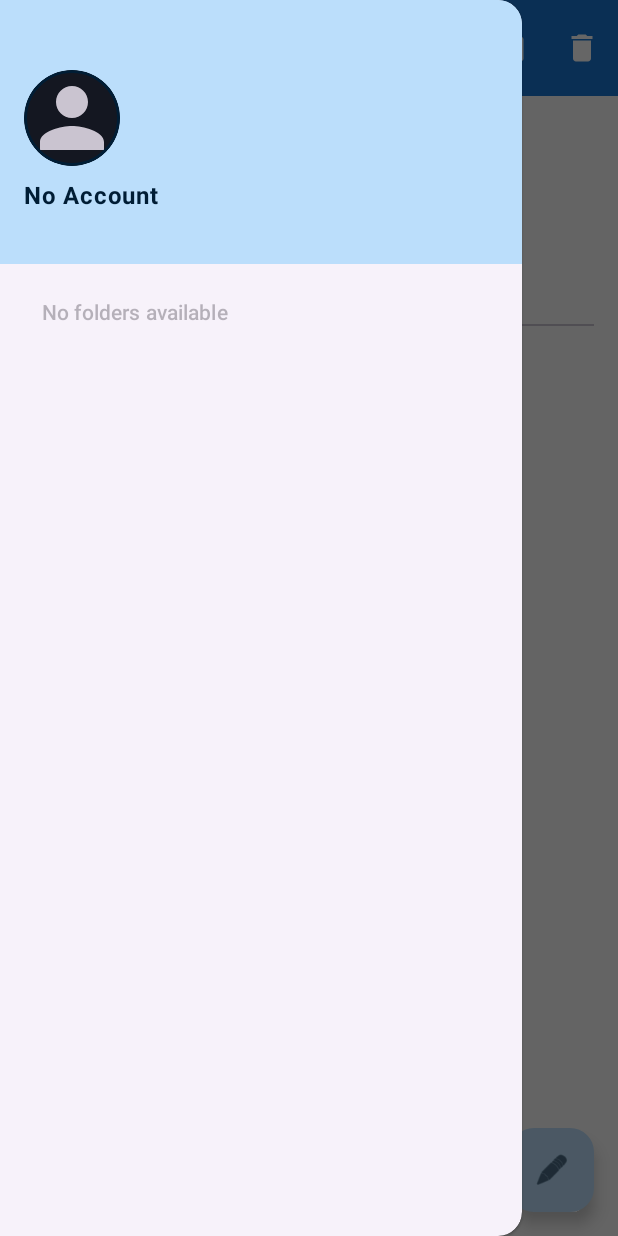
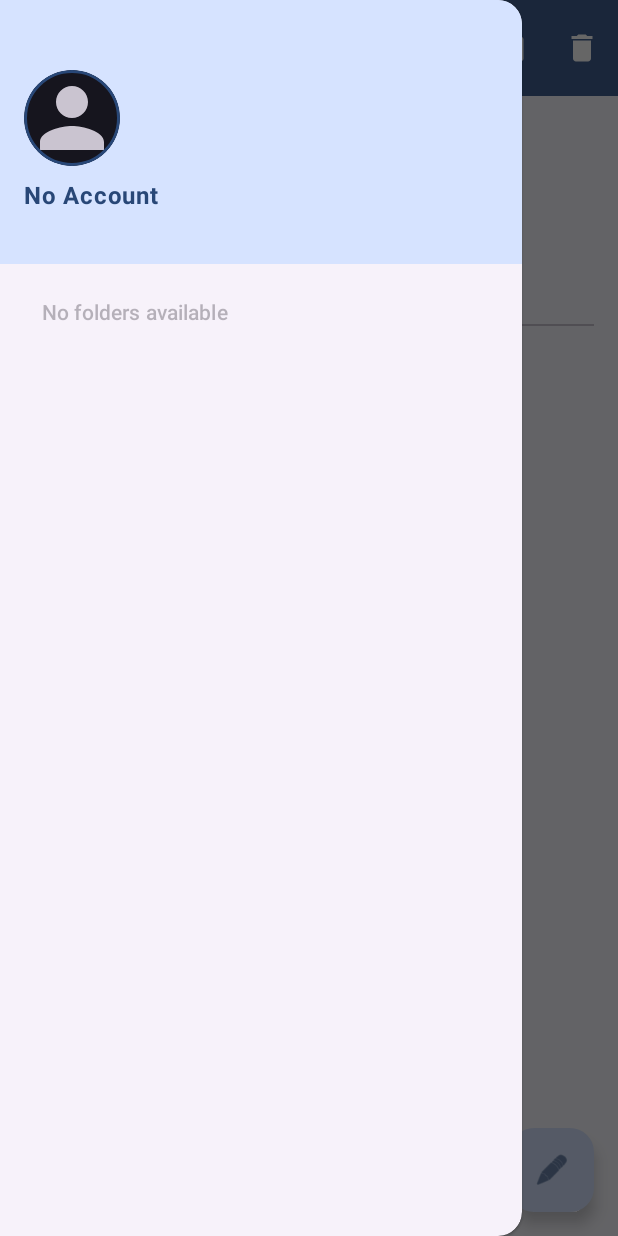
Before and after one commit to DougieWougie/EmailClient, an Android app: the fragment EmailDetailFragment placed in its activity, with the side drawer open, on a phone screen of 412 x 824 dp. Run offline under Robolectric (Android 15) with nearby library versions, the phone set to English and light mode, and no system bars; our stand-ins replace Dagger/Hilt's generated code, navigation-ui; pictures from the network do not load; 3 statements that could not run were skipped.

Commit message:
Remove hardcoded colour values

```diff
--- a/app/src/main/res/values/colors.xml
+++ b/app/src/main/res/values/colors.xml
@@ -1,45 +1,67 @@
 <?xml version="1.0" encoding="utf-8"?>
 <resources>
-    <!-- Material 3 Color Palette -->
-    <color name="md_theme_light_primary">#1976D2</color>
+    <!-- Light Theme -->
+    <color name="md_theme_light_primary">#415F91</color>
     <color name="md_theme_light_onPrimary">#FFFFFF</color>
-    <color name="md_theme_light_primaryContainer">#BBDEFB</color>
-    <color name="md_theme_light_onPrimaryContainer">#001D35</color>
+    <color name="md_theme_light_primaryContainer">#D6E3FF</color>
+    <color name="md_theme_light_onPrimaryContainer">#284777</color>
 
-    <color name="md_theme_light_secondary">#0288D1</color>
+    <color name="md_theme_light_secondary">#565F71</color>
     <color name="md_theme_light_onSecondary">#FFFFFF</color>
-    <color name="md_theme_light_secondaryContainer">#B3E5FC</color>
-    <color name="md_theme_light_onSecondaryContainer">#001E2E</color>
+    <color name="md_theme_light_secondaryContainer">#DAE2F9</color>
+    <color name="md_theme_light_onSecondaryContainer">#3E4759</color>
 
-    <color name="md_theme_light_background">#FAFAFA</color>
-    <color name="md_theme_light_onBackground">#1A1C1E</color>
-    <color name="md_theme_light_surface">#FFFFFF</color>
-    <color name="md_theme_light_onSurface">#1A1C1E</color>
+    <color name="md_theme_light_background">#F9F9FF</color>
+    <color name="md_theme_light_onBackground">#191C20</color>
+    <color name="md_theme_light_surface">#F9F9FF</color>
+    <color name="md_theme_light_onSurface">#191C20</color>
 
-    <color name="md_theme_light_error">#B00020</color>
+    <color name="md_theme_light_error">#BA1A1A</color>
     <color name="md_theme_light_onError">#FFFFFF</color>
 
     <!-- Dark Theme -->
-    <color name="md_theme_dark_primary">#000000</color>
-    <color name="md_theme_dark_onPrimary">#003258</color>
-    <color name="md_theme_dark_primaryContainer">#004881</color>
-    <color name="md_theme_dark_onPrimaryContainer">#BBDEFB</color>
+    <color name="md_theme_dark_primary">#AAC7FF</color>
+    <color name="md_theme_dark_onPrimary">#0A305F</color>
+    <color name="md_theme_dark_primaryContainer">#284777</color>
+    <color name="md_theme_dark_onPrimaryContainer">#D6E3FF</color>
 
-    <color name="md_theme_dark_secondary">#81D4FA</color>
-    <color name="md_theme_dark_onSecondary">#00344F</color>
-    <color name="md_theme_dark_secondaryContainer">#004D70</color>
-    <color name="md_theme_dark_onSecondaryContainer">#B3E5FC</color>
+    <color name="md_theme_dark_secondary">#BEC6DC</color>
+    <color name="md_theme_dark_onSecondary">#283141</color>
+    <color name="md_theme_dark_secondaryContainer">#3E4759</color>
+    <color name="md_theme_dark_onSecondaryContainer">#DAE2F9</color>
 
-    <color name="md_theme_dark_background">#121212</color>
-    <color name="md_theme_dark_onBackground">#E1E2E5</color>
-    <color name="md_theme_dark_surface">#1E1E1E</color>
-    <color name="md_theme_dark_onSurface">#E1E2E5</color>
+    <color name="md_theme_dark_background">#111318</color>
+    <color name="md_theme_dark_onBackground">#E2E2E9</color>
+    <color name="md_theme_dark_surface">#111318</color>
+    <color name="md_theme_dark_onSurface">#E2E2E9</color>
 
-    <color name="md_theme_dark_error">#CF6679</color>
-    <color name="md_theme_dark_onError">#000000</color>
+    <color name="md_theme_dark_error">#FFB4AB</color>
+    <color name="md_theme_dark_onError">#690005</color>
 
     <!-- Swipe Action Colors -->
     <color name="swipe_archive_background">#4CAF50</color>  <!-- Green -->
     <color name="swipe_delete_background">#F44336</color>   <!-- Red -->
     <color name="swipe_read_background">#2196F3</color>     <!-- Blue -->
+
+    <!-- Email WebView Colors - Light Mode -->
+    <color name="email_webview_light_background">#FFFFFF</color>
+    <color name="email_webview_light_text">#000000</color>
+    <color name="email_webview_light_link">#1976D2</color>
+    <color name="email_webview_light_code_bg">#F5F5F5</color>
+    <color name="email_webview_light_code_text">#333333</color>
+    <color name="email_webview_light_blockquote_border">#CCCCCC</color>
+    <color name="email_webview_light_blockquote_text">#666666</color>
+    <color name="email_webview_light_table_border">#DDDDDD</color>
+    <color name="email_webview_light_table_header_bg">#F5F5F5</color>
+
+    <!-- Email WebView Colors - Dark Mode -->
+    <color name="email_webview_dark_background">#121212</color>
+    <color name="email_webview_dark_text">#E0E0E0</color>
+    <color name="email_webview_dark_link">#64B5F6</color>
+    <color name="email_webview_dark_code_bg">#1E1E1E</color>
+    <color name="email_webview_dark_code_text">#D4D4D4</color>
+    <color name="email_webview_dark_blockquote_border">#555555</color>
+    <color name="email_webview_dark_blockquote_text">#AAAAAA</color>
+    <color name="email_webview_dark_table_border">#444444</color>
+    <color name="email_webview_dark_table_header_bg">#2A2A2A</color>
 </resources>
```
Also changed, not shown: app/src/main/java/com/emailclient/presentation/detail/EmailDetailFragment.kt (+37 -9 lines).
